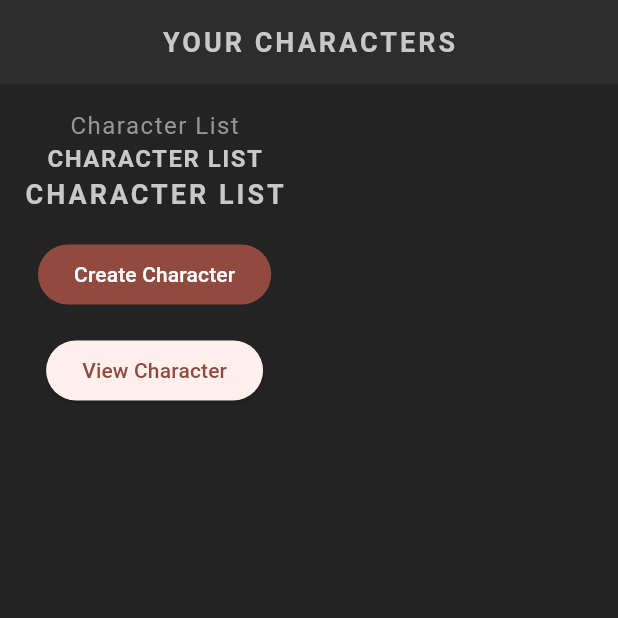
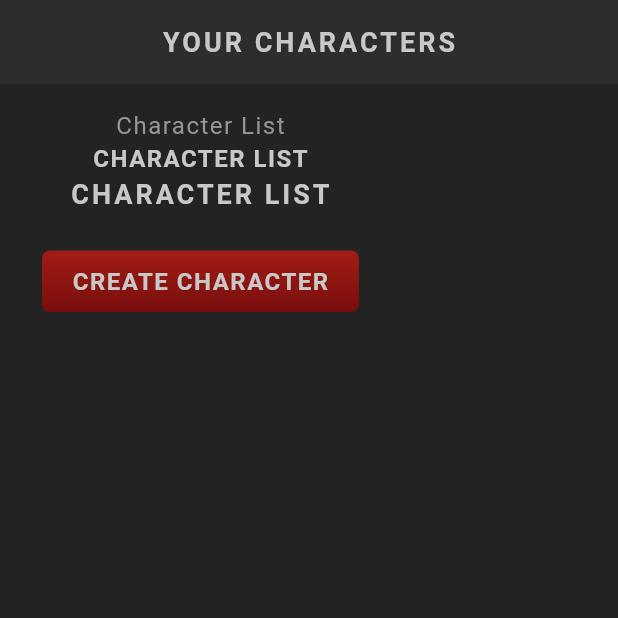
Before and after one commit to mzahalan/FlutterMasterClass, a Flutter app: the screen it shows after launch, on a phone screen of 412 x 824 dp, the top half of it. Run offline on Flutter 3.47's test engine with Material 3 defaults, Android fonts, the phone set to English and light mode, and no system bars; our stand-ins replace google_fonts; Roboto replaces fonts that are missing (Kanit).

Commit message:
Lesson 24 - Styled Button - Maded a styled_button with a gradient - replaced our "Create Character" button with the styled button.

```diff
--- a/flutter_rpg/lib/screens/home/home.dart
+++ b/flutter_rpg/lib/screens/home/home.dart
@@ -1,4 +1,5 @@
 import 'package:flutter/material.dart';
+import 'package:flutter_rpg/shared/styled_button.dart';
 import 'package:flutter_rpg/shared/styled_text.dart';
 
 class Home extends StatefulWidget {
@@ -24,18 +25,11 @@
             const StyledHeading('Character list'),
             const StyledTitle('Character list'),
             const SizedBox(height: 16),
-            FilledButton(
+            StyledButton(
               onPressed: () {
                 Navigator.pushNamed(context, '/create');
               },
-              child: const Text('Create Character'),
-            ),
-            const SizedBox(height: 16),
-            ElevatedButton(
-              onPressed: () {
-                Navigator.pushNamed(context, '/character');
-              },
-              child: const Text('View Character'),
+              child: const StyledHeading('Create Character'),
             ),
           ],
         ),
--- /dev/null
+++ b/flutter_rpg/lib/shared/styled_button.dart
@@ -0,0 +1,31 @@
+import 'package:flutter/material.dart';
+import 'package:flutter_rpg/theme.dart';
+
+class StyledButton extends StatelessWidget {
+  const StyledButton({super.key, required this.onPressed, required this.child});
+
+  final Function() onPressed;
+  final Widget child;
+
+  @override
+  Widget build(BuildContext context) {
+    return TextButton(
+      onPressed: onPressed,
+      child: Container(
+        padding: const EdgeInsets.symmetric(vertical: 10,horizontal: 20),
+        decoration: BoxDecoration(
+          borderRadius: BorderRadius.circular(5),
+          gradient: LinearGradient(
+            colors: [
+              AppColors.primaryColor,
+              AppColors.primaryAccent,
+            ],
+            begin: Alignment.topCenter,
+            end: Alignment.bottomCenter,
+          ),
+        ),
+        child: child
+      ),
+    );
+  }
+}
```
